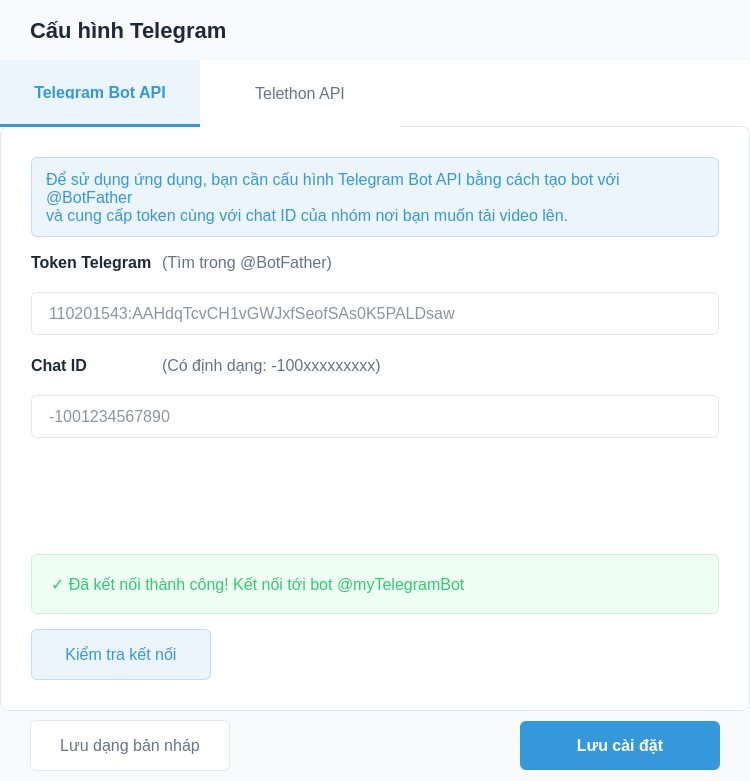
The window that src/ui/qt_designer/config_modal.ui (henrylenguyen/telegram-video-uploader) describes before a commit, drawn with Qt 5.
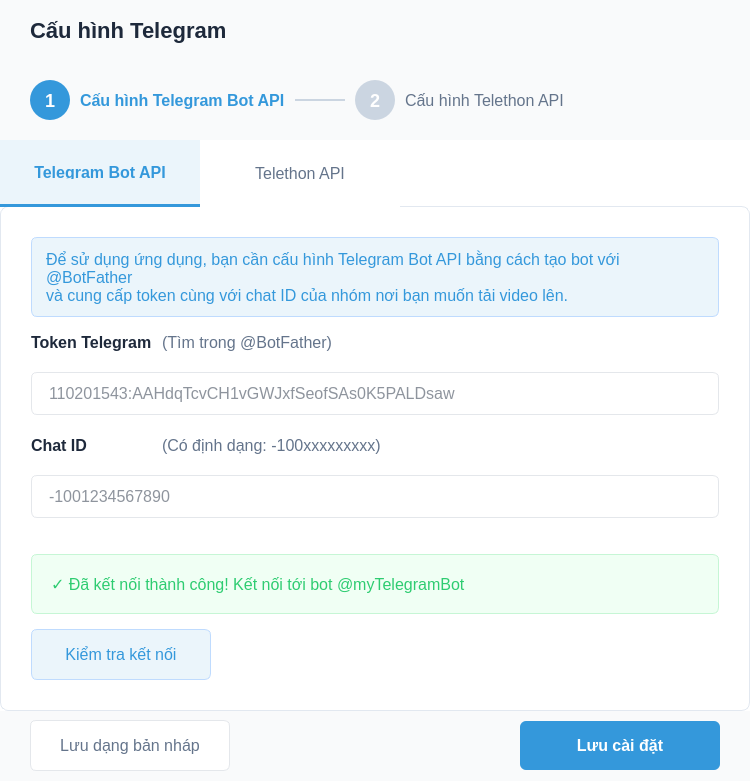
The same window after the commit.

Commit message: Thêm tệp yêu cầu và cấu hình SSL, cập nhật giao diện người dùng cho Telegram, cải thiện quản lý cấu hình và xử lý xác thực OTP. Cải thiện cấu trúc mã và thêm các tiện ích cho Telegram API.

Diff of the .ui file:
```diff
--- a/src/ui/qt_designer/config_modal.ui
+++ b/src/ui/qt_designer/config_modal.ui
@@ -224,7 +224,175 @@
     </widget>
    </item>
    <item>
-    <widget class="QTabWidget" name="configTabWidget">
+                <widget class="QWidget"
+                        name="wizardWidget"
+                        native="true">
+                    <property name="minimumSize">
+                        <size>
+                            <width>0</width>
+                            <height>80</height>
+                        </size>
+                    </property>
+                    <property name="maximumSize">
+                        <size>
+                            <width>16777215</width>
+                            <height>80</height>
+                        </size>
+                    </property>
+                    <property name="styleSheet">
+                        <string notr="true">background-color: #F9FAFB;</string>
+                    </property>
+                    <layout class="QHBoxLayout"
+                            name="wizardLayout">
+                        <property name="leftMargin">
+                            <number>30</number>
+                        </property>
+                        <property name="topMargin">
+                            <number>10</number>
+                        </property>
+                        <property name="rightMargin">
+                            <number>30</number>
+                        </property>
+                        <property name="bottomMargin">
+                            <number>10</number>
+                        </property>
+                        <item>
+                            <layout class="QHBoxLayout"
+                                    name="stepsLayout">
+                                <property name="spacing">
+                                    <number>10</number>
+                                </property>
+                                <item>
+                                    <widget class="QLabel"
+                                            name="step1Label">
+                                        <property name="minimumSize">
+                                            <size>
+                                                <width>40</width>
+                                                <height>40</height>
+                                            </size>
+                                        </property>
+                                        <property name="maximumSize">
+                                            <size>
+                                                <width>40</width>
+                                                <height>40</height>
+                                            </size>
+                                        </property>
+                                        <property name="styleSheet">
+                                            <string notr="true">background-color: #3498DB;
+color: white;
+border-radius: 20px;
+font-size: 18px;
+font-weight: bold;
+</string>
+                                        </property>
+                                        <property name="text">
+                                            <string>1</string>
+                                        </property>
+                                        <property name="alignment">
+                                            <set>Qt::AlignCenter</set>
+                                        </property>
+                                    </widget>
+                                </item>
+                                <item>
+                                    <widget class="QLabel"
+                                            name="stepTextLabel1">
+                                        <property name="styleSheet">
+                                            <string notr="true">color: #3498DB;
+font-size: 16px;
+font-weight: bold;</string>
+                                        </property>
+                                        <property name="text">
+                                            <string>Cấu hình Telegram Bot API</string>
+                                        </property>
+                                    </widget>
+                                </item>
+                                <item>
+                                    <widget class="QLabel"
+                                            name="stepLine">
+                                        <property name="minimumSize">
+                                            <size>
+                                                <width>50</width>
+                                                <height>2</height>
+                                            </size>
+                                        </property>
+                                        <property name="maximumSize">
+                                            <size>
+                                                <width>50</width>
+                                                <height>2</height>
+                                            </size>
+                                        </property>
+                                        <property name="styleSheet">
+                                            <string notr="true">background-color: #CBD5E1;</string>
+                                        </property>
+                                        <property name="text">
+                                            <string />
+                                        </property>
+                                    </widget>
+                                </item>
+                                <item>
+                                    <widget class="QLabel"
+                                            name="step2Label">
+                                        <property name="minimumSize">
+                                            <size>
+                                                <width>40</width>
+                                                <height>40</height>
+                                            </size>
+                                        </property>
+                                        <property name="maximumSize">
+                                            <size>
+                                                <width>40</width>
+                                                <height>40</height>
+                                            </size>
+                                        </property>
+                                        <property name="styleSheet">
+                                            <string notr="true">background-color: #CBD5E1;
+color: white;
+border-radius: 20px;
+font-size: 18px;
+font-weight: bold;</string>
+                                        </property>
+                                        <property name="text">
+                                            <string>2</string>
+                                        </property>
+                                        <property name="alignment">
+                                            <set>Qt::AlignCenter</set>
+                                        </property>
+                                    </widget>
+                                </item>
+                                <item>
+                                    <widget class="QLabel"
+                                            name="stepTextLabel2">
+                                        <property name="styleSheet">
+                                            <string notr="true">color: #64748B;
+font-size: 16px;</string>
+                                        </property>
+                                        <property name="text">
+                                            <string>Cấu hình Telethon API</string>
+                                        </property>
+                                    </widget>
+                                </item>
+                                <item>
+                                    <spacer name="horizontalSpacer_2">
+                                        <property name="orientation">
+                                            <enum>Qt::Horizontal</enum>
+                                        </property>
+                                        <property name="sizeHint"
+                                                  stdset="0">
+                                            <size>
+                                                <width>40</width>
+                                                <height>20</height>
+                                            </size>
+                                        </property>
+                                    </spacer>
+                                </item>
+                            </layout>
+                        </item>
+                    </layout>
+                </widget>
+            </item>
+            <item>
+                <widget class="QTabWidget"
+                        name="configTabWidget">
      <property name="minimumSize">
       <size>
        <width>0</width>
```
Left out of the diff: 270 changed lines with no effect on the pictures. Lines whose indentation alone changed are shown as unchanged. The commit also changes 31 other files.
